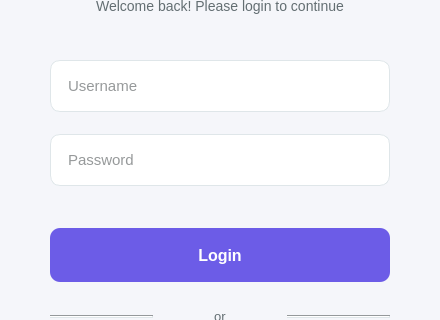
Before: the Qt Designer form frontend/windows/login/login.ui in Fred-Sheppard/Eastwood, drawn with Qt 5; both pictures show x 0 to 440 and y 135 to 455 of the 440 by 600 pixel window.
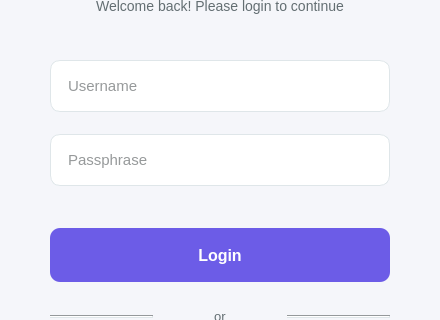
After: the same form once the commit is applied.

What changed in the file:
```diff
--- a/frontend/windows/login/login.ui
+++ b/frontend/windows/login/login.ui
@@ -141,7 +141,7 @@
       <enum>QLineEdit::EchoMode::Password</enum>
      </property>
      <property name="placeholderText">
-      <string>Password</string>
+      <string>Passphrase</string>
      </property>
     </widget>
    </item>
```
Left out of the diff: 4 changed lines with no effect on the pictures.
